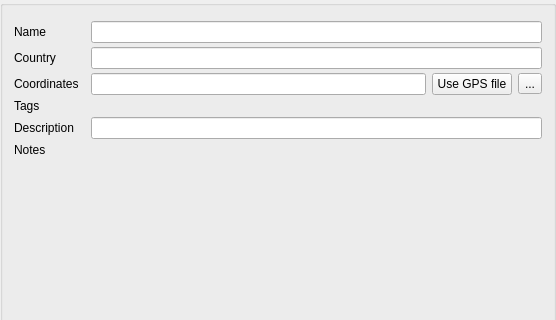
Qt form desktop-widgets/locationinformation.ui (subsurface/subsurface) before a commit; both pictures show x 0 to 556 and y 0 to 320 of the 556 by 707 pixel window.
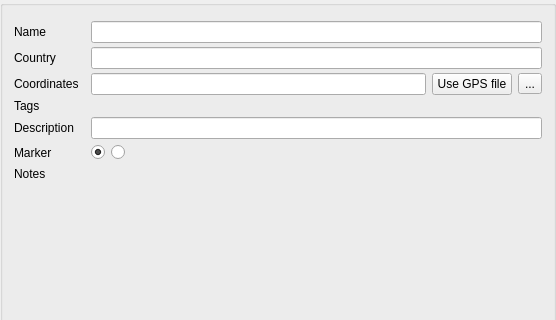
The same form after that commit. Icons and pictures are not drawn. Custom widgets are drawn as their Qt base class.

Commit message:
map: allow per-site diver-down or alpha flag markers
allow picking alpha flag or red/white diver-down flag per dive site

The alpha flag is the standard flag in most countries, whereas the
red/white is the standard in north america. Also this can allow you to
quickly differentiate dive sites that were conducted from a boat if you
so will

also changed the raster icons to new SVG ones so they don't look pixelated

Patch:
```diff
--- a/desktop-widgets/locationinformation.ui
+++ b/desktop-widgets/locationinformation.ui
@@ -61,6 +61,68 @@
     <widget class="QLineEdit" name="diveSiteDescription"/>
    </item>
 
+   <item row="6" column="0">
+    <widget class="QLabel" name="label_marker">
+     <property name="text">
+      <string>Marker</string>
+     </property>
+    </widget>
+   </item>
+   <item row="6" column="2" colspan="3">
+    <widget class="QWidget" name="markerChoice">
+     <layout class="QHBoxLayout" name="markerChoiceLayout">
+      <property name="leftMargin">
+       <number>0</number>
+      </property>
+      <property name="topMargin">
+       <number>0</number>
+      </property>
+      <property name="rightMargin">
+       <number>0</number>
+      </property>
+      <property name="bottomMargin">
+       <number>0</number>
+      </property>
+      <item>
+       <widget class="QRadioButton" name="markerRedWhite">
+        <property name="toolTip">
+         <string>Diver-down flag</string>
+        </property>
+        <property name="text">
+         <string/>
+        </property>
+        <property name="checked">
+         <bool>true</bool>
+        </property>
+       </widget>
+      </item>
+      <item>
+       <widget class="QRadioButton" name="markerAlpha">
+        <property name="toolTip">
+         <string>Alpha flag</string>
+        </property>
+        <property name="text">
+         <string/>
+        </property>
+       </widget>
+      </item>
+      <item>
+       <spacer name="markerChoiceSpacer">
+        <property name="orientation">
+         <enum>Qt::Horizontal</enum>
+        </property>
+        <property name="sizeHint" stdset="0">
+         <size>
+          <width>40</width>
+          <height>20</height>
+         </size>
+        </property>
+       </spacer>
+      </item>
+     </layout>
+    </widget>
+   </item>
+
    <item row="3" column="0">
     <widget class="QLabel" name="label_2">
      <property name="text">
```
The commit also changes 26 other files.
